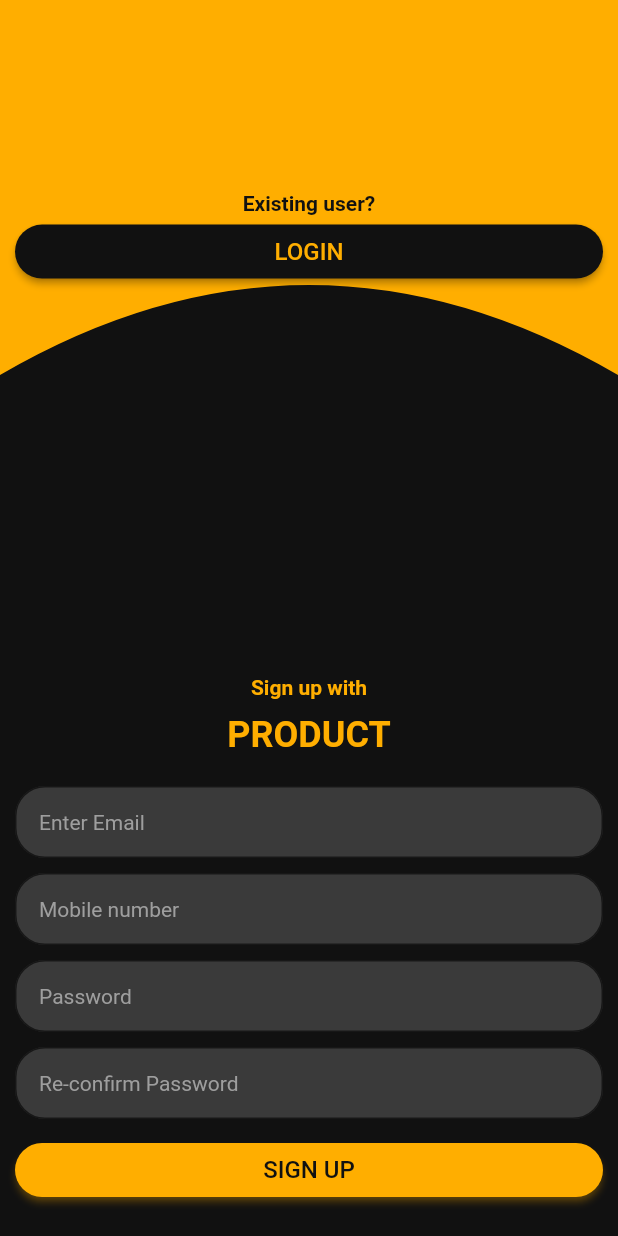
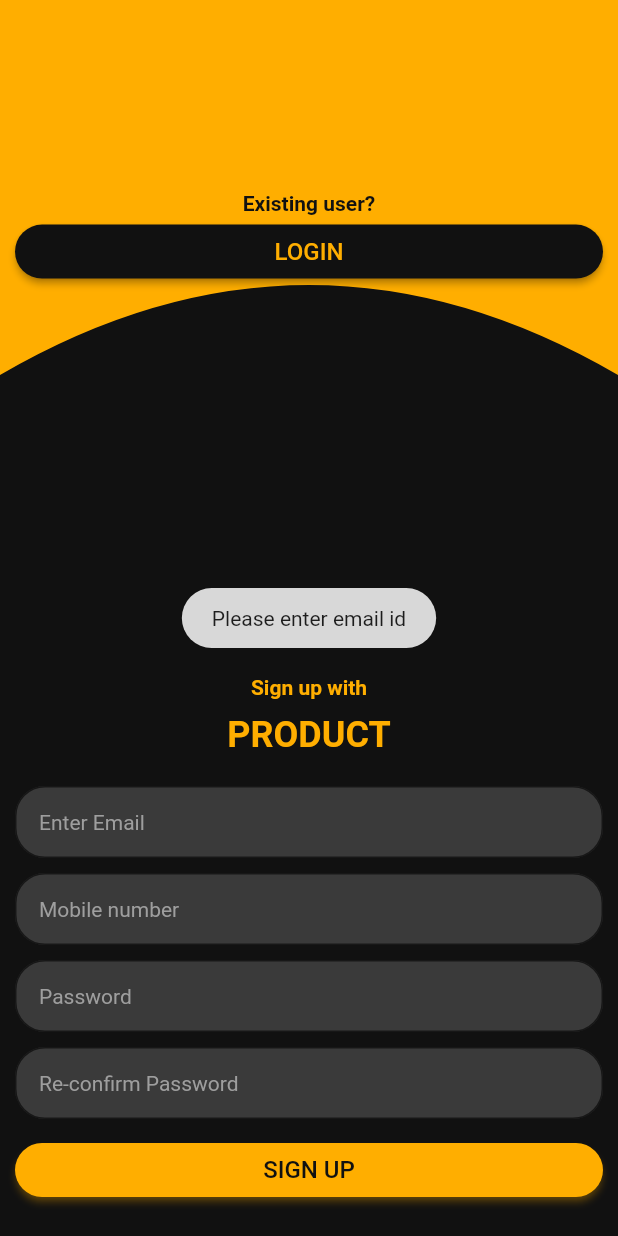
Before and after one commit to geniesoftsyatem/GSSProduct, a Flutter app: the SignupScreen screen opened directly, after a tap on "SIGN UP", on a phone screen of 412 x 824 dp. Run offline on Flutter 3.47's test engine with Material 2 defaults, Android fonts, the phone set to English and light mode, and no system bars; our stand-ins replace carousel_slider, dio, flutter_animation_progress_bar, flutter_zoom_drawer, fluttertoast, open_file and 1 more; missing offline and left inert: android_intent_plus, device_apps, flutter_animated_dialog.

Commit message:
network.dart dependencies signup_screen.dart

```diff
--- a/lib/Screens/signup_screen.dart
+++ b/lib/Screens/signup_screen.dart
@@ -1,6 +1,11 @@
+import 'dart:convert';
+
 import 'package:flutter/material.dart';
+import 'package:flutter/services.dart';
+import 'package:fluttertoast/fluttertoast.dart';
 import 'package:genie_shield/Model/registration_model.dart';
 import 'package:genie_shield/Screens/signin_screen.dart';
+import 'package:genie_shield/utils/network.dart';
 
 class SignupScreen extends StatefulWidget {
   const SignupScreen({Key? key}) : super(key: key);
@@ -16,9 +21,12 @@ class _SignupScreen extends State<SignupScreen> {
   final TextEditingController _email_controller = TextEditingController();
   final TextEditingController _mobile_controller = TextEditingController();
   final TextEditingController _password_controller = TextEditingController();
-  final TextEditingController _confirm_password_controller = TextEditingController();
+  final TextEditingController _confirm_password_controller =
+      TextEditingController();
 
-  Future<RegistrationModel>? _futureAlbum;
+  Future<RegistrationModel>? _registrationResponse;
+
+  NetworkCall networkCall = NetworkCall();
 
   @override
   Widget build(BuildContext context) {
@@ -38,7 +46,7 @@ class _SignupScreen extends State<SignupScreen> {
                   children: [
                     SizedBox(
                       width: MediaQuery.of(context).size.width,
-                      height: MediaQuery.of(context).size.height/7,
+                      height: MediaQuery.of(context).size.height / 7,
                     ),
                     Container(
                       margin: const EdgeInsets.all(10.0),
@@ -59,7 +67,9 @@ class _SignupScreen extends State<SignupScreen> {
                               onPressed: () {
                                 Navigator.push(
                                     context,
-                                        MaterialPageRoute(builder: (context) => const SignInScreen()));
+                                    MaterialPageRoute(
+                                        builder: (context) =>
+                                            const SignInScreen()));
                               },
                               child: const Text(
                                 "LOGIN",
@@ -77,8 +87,10 @@ class _SignupScreen extends State<SignupScreen> {
                                 ),
                                 padding: const EdgeInsets.only(
                                     left: 12.0, right: 12.0),
-                                  ))
-                            ]),
+                              ),
+                            ),
+                          ],
+                        ),
                       ),
                     ),
                   ],
@@ -115,19 +127,21 @@ class _SignupScreen extends State<SignupScreen> {
                           ),
                           const SizedBox(height: 20),
                           TextField(
-                            obscureText: true,
                             style: const TextStyle(color: Color(0xFFFFAE00)),
                             decoration: InputDecoration(
                               hintText: 'Enter Email',
-                                hintStyle:
-                                    const TextStyle(fontSize: 14, color: Colors.grey),
+                              hintStyle: const TextStyle(
+                                  fontSize: 14, color: Colors.grey),
                               fillColor: const Color(0xFF3A3A3A),
                               filled: true,
                               contentPadding: const EdgeInsets.only(
                                   left: 16.0, right: 16.0),
                               border: OutlineInputBorder(
                                 borderRadius: BorderRadius.circular(20),
-                                )),
+                              ),
+                            ),
+                            keyboardType: TextInputType.emailAddress,
+                            controller: _email_controller,
                           ),
                           const SizedBox(height: 10),
                           TextField(
@@ -135,15 +149,21 @@ class _SignupScreen extends State<SignupScreen> {
                             style: const TextStyle(color: Color(0xFFFFAE00)),
                             decoration: InputDecoration(
                               hintText: 'Mobile number',
-                                hintStyle:
-                                    const TextStyle(fontSize: 14, color: Colors.grey),
+                              hintStyle: const TextStyle(
+                                  fontSize: 14, color: Colors.grey),
                               fillColor: const Color(0xFF3A3A3A),
                               filled: true,
                               contentPadding: const EdgeInsets.only(
                                   left: 16.0, right: 16.0),
                               border: OutlineInputBorder(
                                 borderRadius: BorderRadius.circular(20),
-                                )),
+                              ),
+                            ),
+                            keyboardType: TextInputType.phone,
+                            controller: _mobile_controller,
+                            inputFormatters: [
+                              LengthLimitingTextInputFormatter(10)
+                            ],
                           ),
                           const SizedBox(height: 10),
                           TextField(
@@ -151,35 +171,72 @@ class _SignupScreen extends State<SignupScreen> {
                             style: const TextStyle(color: Color(0xFFFFAE00)),
                             decoration: InputDecoration(
                               hintText: 'Password',
-                                hintStyle:
-                                    const TextStyle(fontSize: 14, color: Colors.grey),
+                              hintStyle: const TextStyle(
+                                  fontSize: 14, color: Colors.grey),
                               fillColor: const Color(0xFF3A3A3A),
                               filled: true,
                               contentPadding: const EdgeInsets.only(
                                   left: 16.0, right: 16.0),
                               border: OutlineInputBorder(
                                 borderRadius: BorderRadius.circular(20),
-                                )),
+                              ),
+                            ),
+                            controller: _password_controller,
                           ),
                           const SizedBox(height: 10),
                           TextField(
-                            obscureText: true,
                             style: const TextStyle(color: Color(0xFFFFAE00)),
                             decoration: InputDecoration(
                               hintText: 'Re-confirm Password',
-                                hintStyle:
-                                    const TextStyle(fontSize: 14, color: Colors.grey),
+                              hintStyle: const TextStyle(
+                                  fontSize: 14, color: Colors.grey),
                               fillColor: const Color(0xFF3A3A3A),
                               filled: true,
                               contentPadding: const EdgeInsets.only(
                                   left: 16.0, right: 16.0),
                               border: OutlineInputBorder(
                                 borderRadius: BorderRadius.circular(20),
-                                )),
+                              ),
+                            ),
+                            controller: _confirm_password_controller,
                           ),
                           const SizedBox(height: 10),
                           ElevatedButton(
-                              onPressed: () {},
+                            onPressed: () {
+                              if (_email_controller.text.isNotEmpty) {
+                                if (_mobile_controller.text.isNotEmpty) {
+                                  if (_password_controller.text.isNotEmpty) {
+                                    if (_confirm_password_controller
+                                        .text.isNotEmpty) {
+                                      if (_password_controller.text ==
+                                          _confirm_password_controller.text) {
+                                        String request_json =
+                                            jsonEncode(<String, String>{
+                                          "email": _email_controller.text,
+                                          "alt_mobile_no":
+                                              _mobile_controller.text,
+                                          "password": _password_controller.text,
+                                          "code": "",
+                                          "code_name": ""
+                                        });
+                                        _registrationResponse = networkCall.fetchPosts(_email_controller.text, _mobile_controller.text, _password_controller.text, context);
+                                      } else {
+                                        _createToast("Password does not match");
+                                      }
+                                    } else {
+                                      _createToast(
+                                          "Please enter re-confirm password");
+                                    }
+                                  } else {
+                                    _createToast("Please enter password");
+                                  }
+                                } else {
+                                  _createToast("Please enter mobile number");
+                                }
+                              } else {
+                                _createToast("Please enter email id");
+                              }
+                            },
                             child: const Text(
                               "SIGN UP",
                               style: TextStyle(
@@ -196,7 +253,8 @@ class _SignupScreen extends State<SignupScreen> {
                               ),
                               padding: const EdgeInsets.only(
                                   left: 12.0, right: 12.0),
-                              )),
+                            ),
+                          ),
                           const SizedBox(height: 10),
                         ],
                       ),
@@ -204,12 +262,19 @@ class _SignupScreen extends State<SignupScreen> {
                   ),
                 ],
               ),
-              //color: const Color(0xFFFFAE00),
             ),
           ],
         ),
       ),
     );
+  }
+
+  void _createToast(String message) {
+    Fluttertoast.showToast(
+        msg: message,
+        toastLength: Toast.LENGTH_SHORT,
+        gravity: ToastGravity.CENTER,
+        timeInSecForIosWeb: 1);
   }
 }
 
--- a/pubspec.yaml
+++ b/pubspec.yaml
@@ -48,6 +48,7 @@ dependencies:
   device_apps: ^2.1.1
   android_intent_plus: ^3.0.2
   http: ^0.13.4
+  fluttertoast: ^8.0.8
 
 dev_dependencies:
   flutter_test:
```
Also changed, not shown: lib/utils/network.dart (+55 -9 lines), pubspec.lock. Lines whose indentation alone changed are shown as unchanged.
